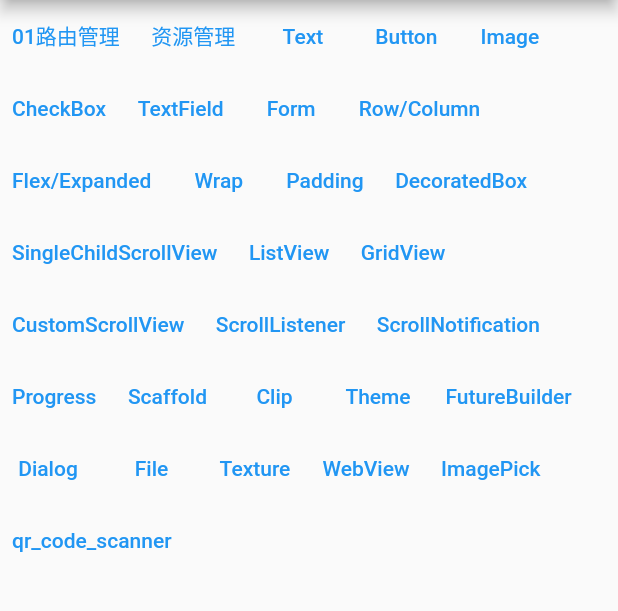
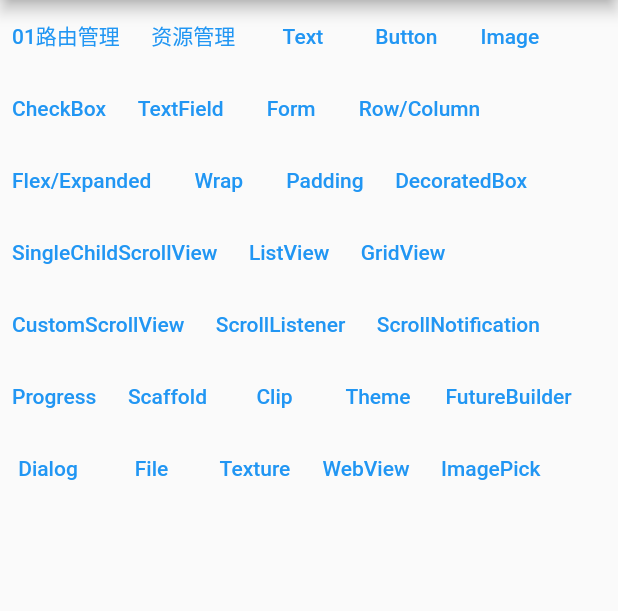
Before and after one commit to FairyHeart/Flutter_demo, a Flutter app: the screen it shows after launch, on a phone screen of 412 x 824 dp, the part 84-695 px from its top. Run offline on Flutter 3.47's test engine with Material 2 defaults, Android fonts, the phone set to English and light mode, and no system bars; our stand-ins replace image_picker, webview_flutter; missing offline and left inert: qr_code_scanner.

Commit message:
[add]pub

```diff
--- a/lib/route_manager.dart
+++ b/lib/route_manager.dart
@@ -3,7 +3,6 @@ import 'package:flutter_demo/03_file.dart';
 import 'package:flutter_demo/04_texture.dart';
 import 'package:flutter_demo/05_webview.dart';
 import 'package:flutter_demo/pub/image_pick.dart';
-import 'package:flutter_demo/pub/qr_code_scanner.dart';
 import 'package:flutter_demo/pub/qr_page.dart';
 import 'package:flutter_demo/widget/01_text.dart';
 import 'package:flutter_demo/widget/02_button.dart';
@@ -64,10 +63,10 @@ class Path {
   static var texturePage = _basePage + 'texture';
   static var webViewPage = _basePage + 'webView';
   static var imagePickPage = _basePage + 'imagePick';
-  static var qrCodePage = _basePage + 'qr_code';
   static var qrPage = _basePage + 'qr';
 
 }
+
 
 Map<String, WidgetBuilder> getRoutes() {
   return {
@@ -100,7 +99,6 @@ Map<String, WidgetBuilder> getRoutes() {
     Path.texturePage: (context) => TexturePage(),
     Path.webViewPage: (context) => WebViewPage(),
     Path.imagePickPage: (context) => ImagePickPage(),
-    Path.qrCodePage: (context) => QrCodePage(),
     Path.qrPage: (context) => QrPage(),
 
   };
@@ -140,7 +138,6 @@ List<Widget> children(BuildContext context) {
     _addText(context, 'Texture', Path.texturePage),
     _addText(context, 'WebView', Path.webViewPage),
     _addText(context, 'ImagePick', Path.imagePickPage),
-    _addText(context, 'qr_code_scanner', Path.qrCodePage),
   ];
 }
 
```
Also changed, not shown: lib/pub/qr_code_scanner.dart (deleted, +0 -38 lines), 1 other file.
